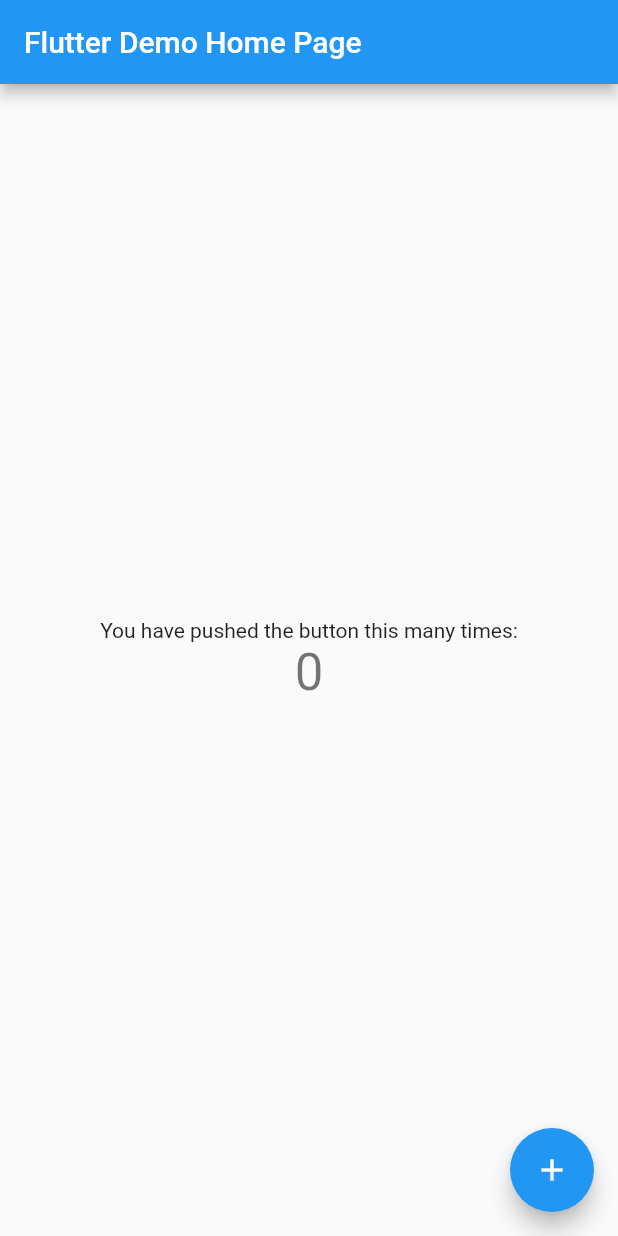
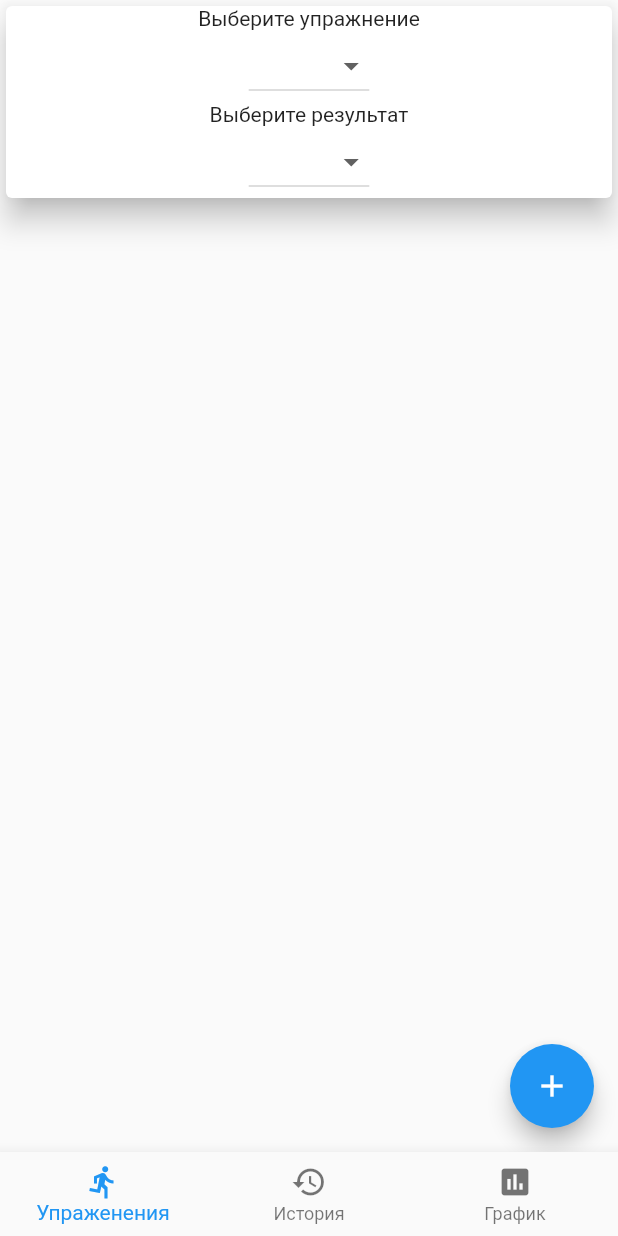
Before and after one commit to iamFrunze/military_all_around, a Flutter app: the screen it shows after launch, on a phone screen of 412 x 824 dp. Run offline on Flutter 3.47's test engine with Material 2 defaults, Android fonts, the phone set to English and light mode, and no system bars; our stand-ins replace flutter_bloc.

Commit message:
add dynamically card

```diff
--- a/lib/main.dart
+++ b/lib/main.dart
@@ -1,117 +1,20 @@
 import 'package:flutter/material.dart';
+import 'package:military_all_around/screens/home/home_page.dart';
 
 void main() {
   runApp(MyApp());
 }
 
 class MyApp extends StatelessWidget {
-  // This widget is the root of your application.
   @override
   Widget build(BuildContext context) {
     return MaterialApp(
       title: 'Flutter Demo',
       theme: ThemeData(
-        // This is the theme of your application.
-        //
-        // Try running your application with "flutter run". You'll see the
-        // application has a blue toolbar. Then, without quitting the app, try
-        // changing the primarySwatch below to Colors.green and then invoke
-        // "hot reload" (press "r" in the console where you ran "flutter run",
-        // or simply save your changes to "hot reload" in a Flutter IDE).
-        // Notice that the counter didn't reset back to zero; the application
-        // is not restarted.
         primarySwatch: Colors.blue,
-        // This makes the visual density adapt to the platform that you run
-        // the app on. For desktop platforms, the controls will be smaller and
-        // closer together (more dense) than on mobile platforms.
         visualDensity: VisualDensity.adaptivePlatformDensity,
       ),
-      home: MyHomePage(title: 'Flutter Demo Home Page'),
+      home: HomePage(),
     );
   }
 }
-
-class MyHomePage extends StatefulWidget {
-  MyHomePage({Key key, this.title}) : super(key: key);
-
-  // This widget is the home page of your application. It is stateful, meaning
-  // that it has a State object (defined below) that contains fields that affect
-  // how it looks.
-
-  // This class is the configuration for the state. It holds the values (in this
-  // case the title) provided by the parent (in this case the App widget) and
-  // used by the build method of the State. Fields in a Widget subclass are
-  // always marked "final".
-
-  final String title;
-
-  @override
-  _MyHomePageState createState() => _MyHomePageState();
-}
-
-class _MyHomePageState extends State<MyHomePage> {
-  int _counter = 0;
-
-  void _incrementCounter() {
-    setState(() {
-      // This call to setState tells the Flutter framework that something has
-      // changed in this State, which causes it to rerun the build method below
-      // so that the display can reflect the updated values. If we changed
-      // _counter without calling setState(), then the build method would not be
-      // called again, and so nothing would appear to happen.
-      _counter++;
-    });
-  }
-
-  @override
-  Widget build(BuildContext context) {
-    // This method is rerun every time setState is called, for instance as done
-    // by the _incrementCounter method above.
-    //
-    // The Flutter framework has been optimized to make rerunning build methods
-    // fast, so that you can just rebuild anything that needs updating rather
-    // than having to individually change instances of widgets.
-    return Scaffold(
-      appBar: AppBar(
-        // Here we take the value from the MyHomePage object that was created by
-        // the App.build method, and use it to set our appbar title.
-        title: Text(widget.title),
-      ),
-      body: Center(
-        // Center is a layout widget. It takes a single child and positions it
-        // in the middle of the parent.
-        child: Column(
-          // Column is also a layout widget. It takes a list of children and
-          // arranges them vertically. By default, it sizes itself to fit its
-          // children horizontally, and tries to be as tall as its parent.
-          //
-          // Invoke "debug painting" (press "p" in the console, choose the
-          // "Toggle Debug Paint" action from the Flutter Inspector in Android
-          // Studio, or the "Toggle Debug Paint" command in Visual Studio Code)
-          // to see the wireframe for each widget.
-          //
-          // Column has various properties to control how it sizes itself and
-          // how it positions its children. Here we use mainAxisAlignment to
-          // center the children vertically; the main axis here is the vertical
-          // axis because Columns are vertical (the cross axis would be
-          // horizontal).
-          mainAxisAlignment: MainAxisAlignment.center,
-          children: <Widget>[
-            Text(
-              'You have pushed the button this many times:',
-            ),
-            Text(
-              '$_counter',
-              style: Theme.of(context).textTheme.headline4,
-            ),
-          ],
-        ),
-      ),
-      floatingActionButton: FloatingActionButton(
-        onPressed: _incrementCounter,
-        tooltip: 'Increment',
-        child: Icon(Icons.add),
-      ), // This trailing comma makes auto-formatting nicer for build methods.
-    );
-  }
-}
--- /dev/null
+++ b/lib/screens/exercises/exercises_count_cubit.dart
@@ -0,0 +1,7 @@
+import 'package:flutter_bloc/flutter_bloc.dart';
+
+class ExercisesCountCubit extends Cubit<int> {
+  ExercisesCountCubit(count) : super(count);
+
+  void addWidget() => emit(state + 1);
+}
--- /dev/null
+++ b/lib/screens/exercises/exercises_page.dart
@@ -0,0 +1,74 @@
+import 'package:flutter/material.dart';
+import 'package:flutter_bloc/flutter_bloc.dart';
+import 'package:military_all_around/screens/exercises/exercises_count_cubit.dart';
+
+class ExercisesPage extends StatefulWidget {
+  @override
+  _ExercisesPageState createState() => _ExercisesPageState();
+}
+
+class _ExercisesPageState extends State<ExercisesPage> {
+  @override
+  Widget build(BuildContext context) {
+    List<Widget> children;
+    return BlocProvider(
+        create: (context) => ExercisesCountCubit(1),
+        child: Scaffold(body: Center(
+          child: Container(
+            child: BlocBuilder<ExercisesCountCubit, int>(
+              builder: (context, count) {
+                print("COUNT $count");
+                children = List.generate(count, (index) => CardExercise());
+
+                return ListView(
+                    //mainAxisAlignment: MainAxisAlignment.center,
+                    //crossAxisAlignment: CrossAxisAlignment.center,
+                    children: children);
+              },
+            ),
+          ),
+        ), floatingActionButton: BlocBuilder<ExercisesCountCubit, int>(
+          builder: (context, state) {
+            return FloatingActionButton(
+              child: Icon(Icons.add),
+              onPressed: () {
+                context.read<ExercisesCountCubit>().addWidget();
+              },
+            );
+          },
+        )));
+  }
+}
+
+class CardExercise extends StatelessWidget {
+  @override
+  Widget build(BuildContext context) {
+    return SizedBox(
+      width: double.infinity,
+      child: Card(
+        borderOnForeground: true,
+        elevation: 8,
+        child: Column(
+          children: [
+            Text("Выберите упражнение"),
+            dropDownList(),
+            Text("Выберите результат"),
+            dropDownList()
+          ],
+        ),
+      ),
+    );
+  }
+
+  Widget dropDownList() {
+    return DropdownButton(
+      items: <String>["ASD", "ASDdsa", "asdasd"].map((String value) {
+        return new DropdownMenuItem(
+          value: value,
+          child: Text(value),
+        );
+      }).toList(),
+      onChanged: (_) {},
+    );
+  }
+}
--- /dev/null
+++ b/lib/screens/home/bloc/home_bloc.dart
@@ -0,0 +1,6 @@
+import 'package:flutter_bloc/flutter_bloc.dart';
+
+class HomeCubit extends Cubit<int> {
+  HomeCubit() : super(0);
+  void changePage(int index) => emit(index);
+}
--- /dev/null
+++ b/lib/screens/home/home_page.dart
@@ -0,0 +1,46 @@
+import 'package:flutter/material.dart';
+import 'package:flutter_bloc/flutter_bloc.dart';
+import 'package:military_all_around/screens/exercises/exercises_page.dart';
+import 'package:military_all_around/screens/home/bloc/home_bloc.dart';
+
+class HomePage extends StatefulWidget {
+  @override
+  _HomePageState createState() => _HomePageState();
+}
+
+class _HomePageState extends State<HomePage> {
+  @override
+  Widget build(BuildContext context) {
+    return BlocProvider(
+        create: (context) => HomeCubit(),
+        child: Scaffold(
+          body: BlocBuilder<HomeCubit, int>(
+            builder: (context, count) {
+              switch (count) {
+                case 0:
+                  {
+                    return ExercisesPage();
+                  }
+              }
+            },
+          ),
+          bottomNavigationBar: BlocBuilder<HomeCubit, int>(
+            builder: (context, count) {
+              return BottomNavigationBar(
+                currentIndex: count,
+                onTap: context.watch<HomeCubit>().changePage,
+                items: [
+                  BottomNavigationBarItem(
+                      icon: Icon(Icons.directions_run),
+                      title: Text("Упраженения")),
+                  BottomNavigationBarItem(
+                      icon: Icon(Icons.history), title: Text("История")),
+                  BottomNavigationBarItem(
+                      icon: Icon(Icons.insert_chart), title: Text("График"))
+                ],
+              );
+            },
+          ),
+        ));
+  }
+}
--- a/pubspec.yaml
+++ b/pubspec.yaml
@@ -21,6 +21,8 @@ environment:
   sdk: ">=2.7.0 <3.0.0"
 
 dependencies:
+  flutter_bloc: ^6.1.1
+
   flutter:
     sdk: flutter
 
```
Also changed, not shown: pubspec.lock, 2 other files.
